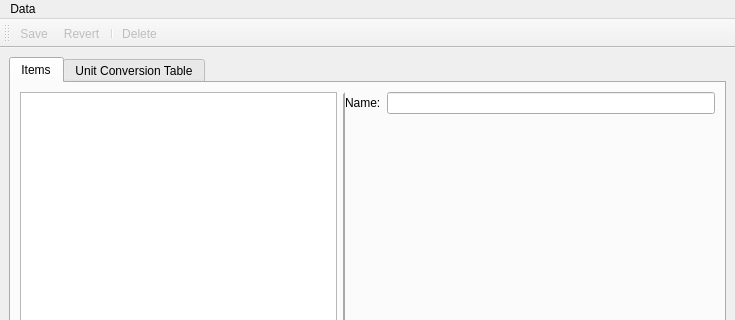
The window that src/qisit/qt/dataeditor/ui/data_editor.ui (mnowiasz/qisit) describes before a commit, drawn with Qt 5; both pictures show x 0 to 735 and y 0 to 320 of the 735 by 552 pixel window.
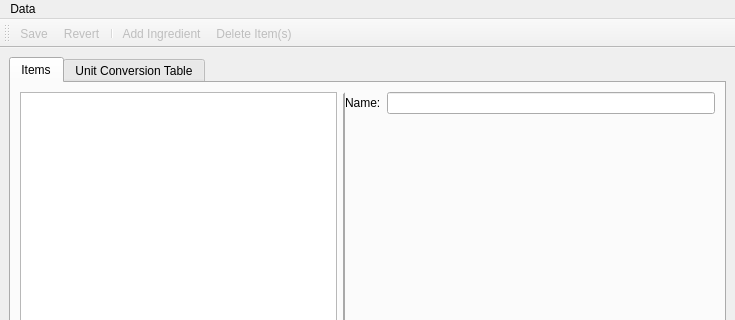
The same window after the commit. Icons and pictures are not drawn.

Commit message: Fixed another stupid bug - and added a "New ingredient" action. Works. Raised version

Patch:
```diff
--- a/src/qisit/qt/dataeditor/ui/data_editor.ui
+++ b/src/qisit/qt/dataeditor/ui/data_editor.ui
@@ -442,6 +442,7 @@
    <addaction name="actionSave"/>
    <addaction name="actionRevert"/>
    <addaction name="separator"/>
+   <addaction name="actionAdd_Ingredient"/>
    <addaction name="actionDelete"/>
   </widget>
   <action name="actionSave">
@@ -477,7 +478,19 @@
      <normaloff>:/icons/minus.png</normaloff>:/icons/minus.png</iconset>
    </property>
    <property name="text">
-    <string>Delete</string>
+    <string>Delete Item(s)</string>
+   </property>
+  </action>
+  <action name="actionAdd_Ingredient">
+   <property name="enabled">
+    <bool>false</bool>
+   </property>
+   <property name="icon">
+    <iconset resource="../../resources/resources.qrc">
+     <normaloff>:/icons/plus.png</normaloff>:/icons/plus.png</iconset>
+   </property>
+   <property name="text">
+    <string>Add Ingredient</string>
    </property>
   </action>
  </widget>
```
The commit also changes 5 other files.
